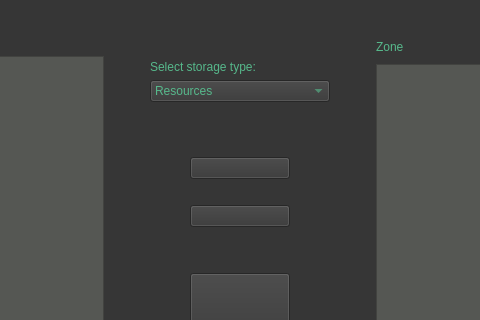
iBridges-for-iRODS/iBridges, file gui/ui-files/tabUpDownload.ui: the form before one commit; both pictures show x 386 to 866 and y 0 to 320 of the 1234 by 776 pixel window.
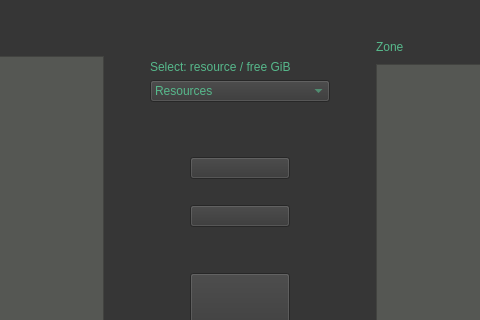
The form after the commit. Icons and pictures are not drawn.

Commit message: [#25] Update resource display strings

Diff of the .ui file:
```diff
--- a/gui/ui-files/tabUpDownload.ui
+++ b/gui/ui-files/tabUpDownload.ui
@@ -174,7 +174,7 @@
         <item>
          <widget class="QLabel" name="label_2">
           <property name="text">
-           <string>Select storage type:</string>
+           <string>Select: resource / free GiB</string>
           </property>
          </widget>
         </item>
```
The commit also changes 2 other files.
